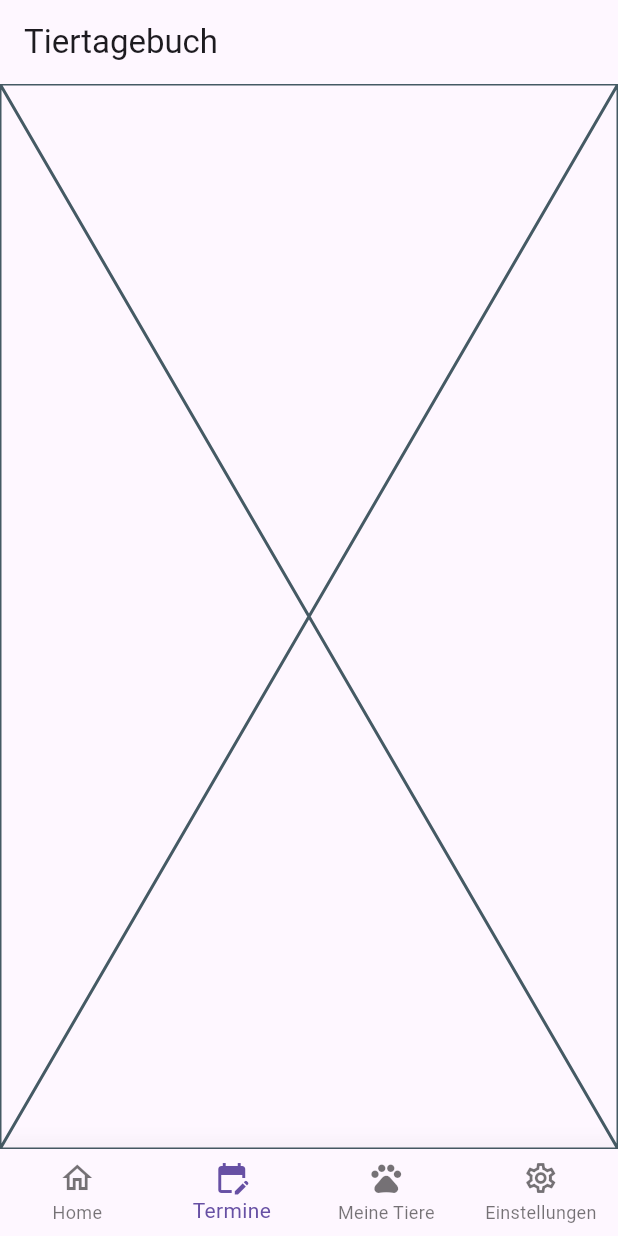
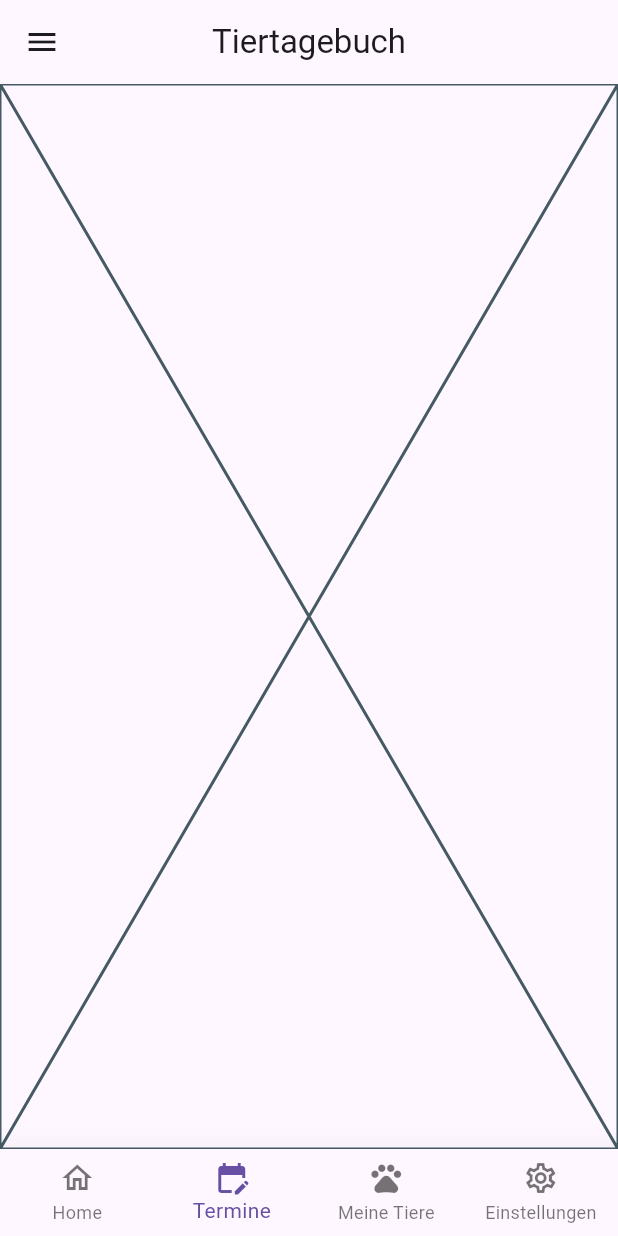
Before and after one commit to domsteindl/Pet_Diary, a Flutter app: the screen it shows after launch, item 2 of the bottom bar chosen, on a phone screen of 412 x 824 dp. Run offline on Flutter 3.47's test engine with Material 3 defaults, Android fonts, the light colour scheme and no system bars; our stand-ins replace carousel_slider; network calls fail.

Commit message:
Improved Layout of home screen and drawer, added better visuals

```diff
--- a/lib/core/enums/pet_type.dart
+++ b/lib/core/enums/pet_type.dart
@@ -1,4 +1,7 @@
 enum PetType {
-  cat,
-  dog
+  cat("Katze"),
+  dog("Hund");
+
+  final String label;
+  const PetType(this.label);
 }
--- a/lib/core/models/pet.dart
+++ b/lib/core/models/pet.dart
@@ -1,16 +1,16 @@
 import 'package:pet_diary/core/enums/pet_type.dart';
 
 class Pet {
-  final String id;
+  static int _idCounter = 0;
+  final int id;
   final String name;
   final PetType species;
   final int age;
   final String imageUrl;
   Pet({
-    required this.id,
     required this.name,
     required this.species,
     required this.age,
     required this.imageUrl,
-  });
+  }) : id = _idCounter++;
 }
--- a/lib/features/navigation/presentation/shell_screen.dart
+++ b/lib/features/navigation/presentation/shell_screen.dart
@@ -5,7 +5,6 @@ import 'package:pet_diary/features/pet_profile/presentation/pet_profile_screen.d
 import 'package:pet_diary/features/settings/presentation/settings_screen.dart';
 
 class ShellScreen extends StatefulWidget {
-
   const ShellScreen({super.key});
 
   @override
@@ -13,11 +12,60 @@ class ShellScreen extends StatefulWidget {
 }
 
 class _ShellScreenState extends State<ShellScreen> {
-  final List<Widget> screens = [HomeScreen(), PetAppointment(), PetProfileScreen(), SettingsScreen()];
+  bool hoveringLeftEdge = false;
+  final List<Widget> screens = [
+    HomeScreen(),
+    PetAppointment(),
+    PetProfileScreen(),
+    SettingsScreen(),
+  ];
   int index = 0;
   @override
   Widget build(BuildContext context) {
     return Scaffold(
+      appBar: AppBar(centerTitle: true, title: Text("Tiertagebuch")),
+      drawer: Drawer(
+        child: ListView(
+          padding: EdgeInsets.zero,
+          children: [
+            UserAccountsDrawerHeader(
+              accountName: Text("Dominik Steindl"),
+              accountEmail: Text("Email"),
+              currentAccountPicture: CircleAvatar(
+                backgroundImage: NetworkImage("https://i.pravatar.cc/200"),
+              ),
+            ),
+            ListTile(
+              leading: Icon(Icons.home_outlined),
+              title: Text("Home"),
+              onTap: () => setState(() {
+                index = 0;
+              }),
+            ),
+            ListTile(
+              leading: Icon(Icons.edit_calendar_outlined),
+              title: Text("Appointments"),
+              onTap: () => setState(() {
+                index = 1;
+              }),
+            ),
+            ListTile(
+              leading: Icon(Icons.pets),
+              title: Text("My Pet"),
+              onTap: () => setState(() {
+                index = 2;
+              }),
+            ),
+            ListTile(
+              leading: Icon(Icons.settings_outlined),
+              title: Text("Settings"),
+              onTap: () => setState(() {
+                index = 3;
+              }),
+            ),
+          ],
+        ),
+      ),
       bottomNavigationBar: BottomNavigationBar(
         onTap: (value) => setState(() {
           index = value;
@@ -26,25 +74,26 @@ class _ShellScreenState extends State<ShellScreen> {
         type: BottomNavigationBarType.fixed,
         elevation: 20,
         items: [
-          BottomNavigationBarItem(icon: Icon(Icons.home_outlined), label: "Home", activeIcon: Icon(Icons.home)),
+          BottomNavigationBarItem(
+            icon: Icon(Icons.home_outlined),
+            label: "Home",
+            activeIcon: Icon(Icons.home),
+          ),
           BottomNavigationBarItem(
             icon: Icon(Icons.edit_calendar_outlined),
             label: "Termine",
-            activeIcon: Icon(Icons.edit_calendar)
+            activeIcon: Icon(Icons.edit_calendar),
           ),
           BottomNavigationBarItem(icon: Icon(Icons.pets), label: "Meine Tiere"),
           BottomNavigationBarItem(
             icon: Icon(Icons.settings_outlined),
             label: "Einstellungen",
-            activeIcon: Icon(Icons.settings)
+            activeIcon: Icon(Icons.settings),
           ),
         ],
       ),
 
-      body: IndexedStack(
-        index: index,
-        children: screens
-      ),
+      body: IndexedStack(index: index, children: screens),
     );
   }
 }
--- a/lib/main.dart
+++ b/lib/main.dart
@@ -6,18 +6,20 @@ void main() {
 }
 
 class MainApp extends StatelessWidget {
+
   const MainApp({super.key});
 
   @override
   Widget build(BuildContext context) {
     return MaterialApp(
-
       title: 'Pet Diary',
-      theme: ThemeData(primarySwatch: Colors.amber, useMaterial3: true),
-      home:  Scaffold(
-          appBar: AppBar(title: Text("Tiertagebuch")),
-        body: ShellScreen(),
-      ),
+      theme: ThemeData(
+       textTheme: TextTheme(
+        titleMedium: TextStyle(fontSize: 20, fontWeight: FontWeight.bold),
+        bodyMedium: TextStyle(fontSize: 14),
+        labelSmall: TextStyle(color: Colors.grey[600])
+       )),
+      home: ShellScreen(),
     );
   }
 }
```
Also changed, not shown: lib/features/home/presentation/home_screen.dart (+12 -8 lines), lib/features/home/widgets/pet_carousel_item.dart (+54 -10 lines), lib/features/home/widgets/pet_carousel_widget.dart (+63 -3 lines), lib/features/home/widgets/pet_stats_card.dart (+27 -26 lines), 1 other file.
